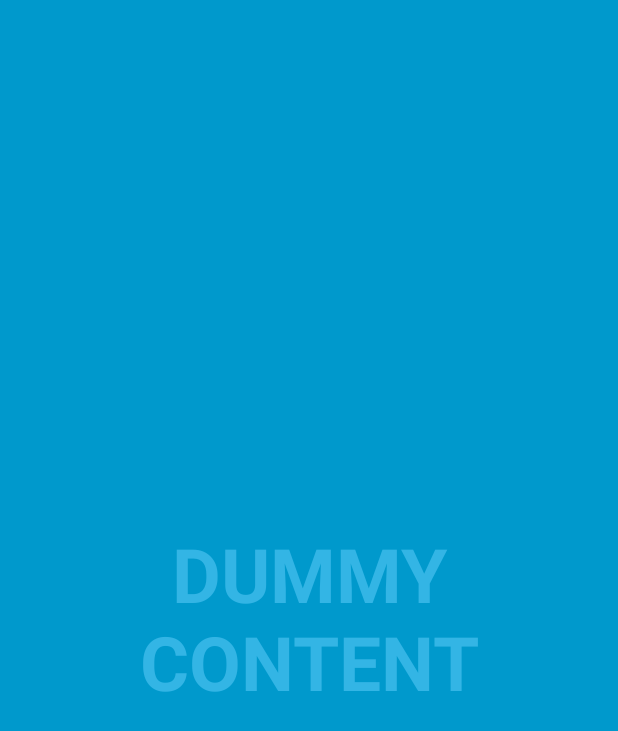
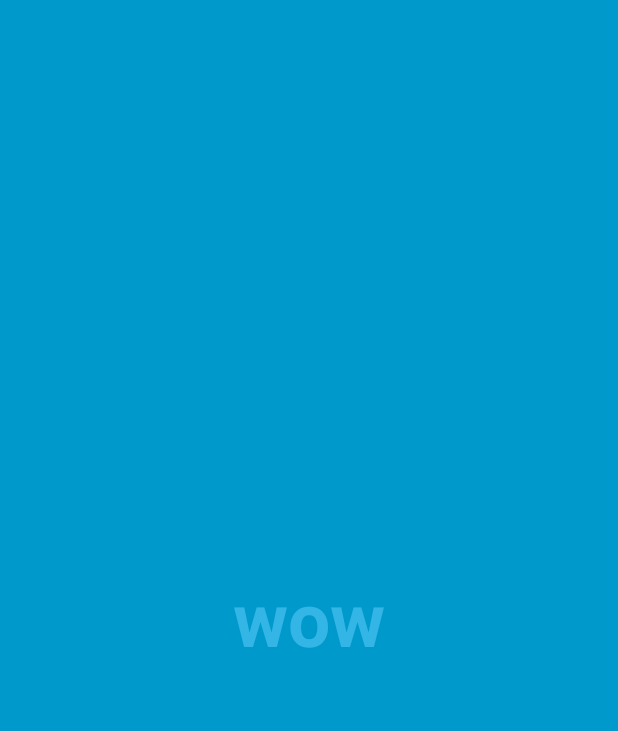
Before and after one commit to sjroh/GoalAchiever, an Android app: the screen it shows after launch (IntroActivity), on a phone screen of 412 x 824 dp. Shown: the top 731 px of the screen. Run offline under Robolectric (Android 15) with nearby library versions, the phone set to English and light mode, and no system bars.

Commit message:
test commit

```diff
--- a/GoalAchiever/app/src/main/res/layout/activity_intro.xml
+++ b/GoalAchiever/app/src/main/res/layout/activity_intro.xml
@@ -14,7 +14,7 @@
         android:layout_height="match_parent"
         android:gravity="center"
         android:keepScreenOn="true"
-        android:text="@string/dummy_content"
+        android:text="wow"
         android:textColor="#33b5e5"
         android:textSize="50sp"
         android:textStyle="bold" />
```
